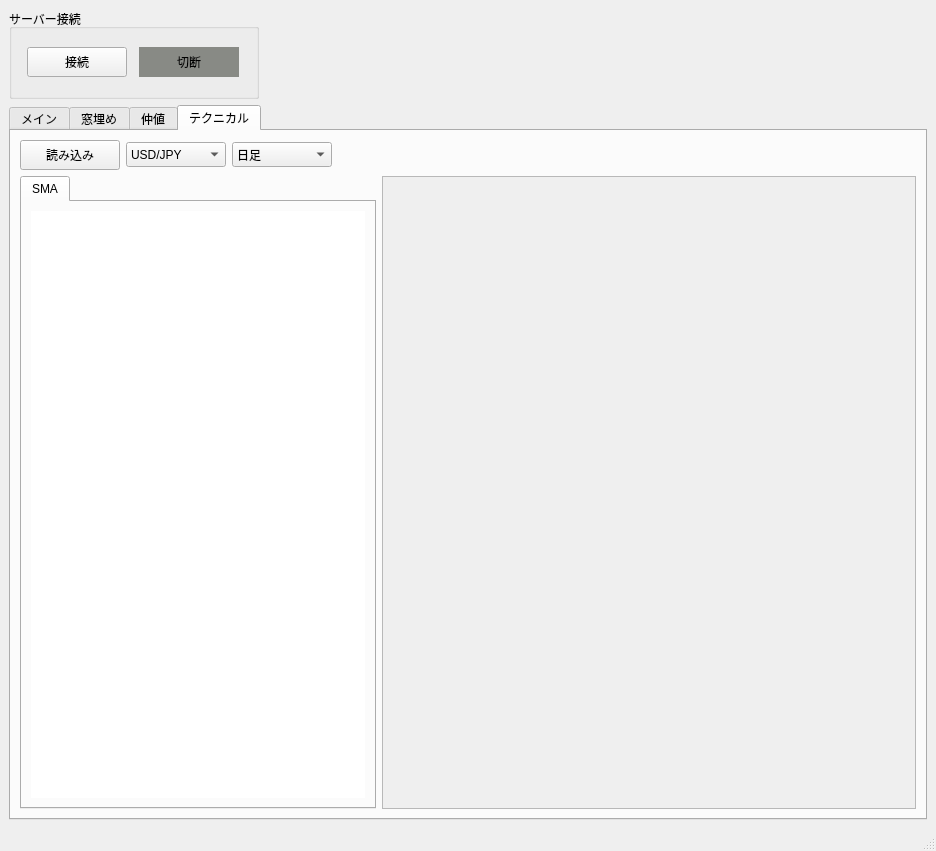
Above: trade_monitor/trade_monitor/gui_monitor.ui from takkin-takilog/namake-trader before the change. Below: the same form after it.
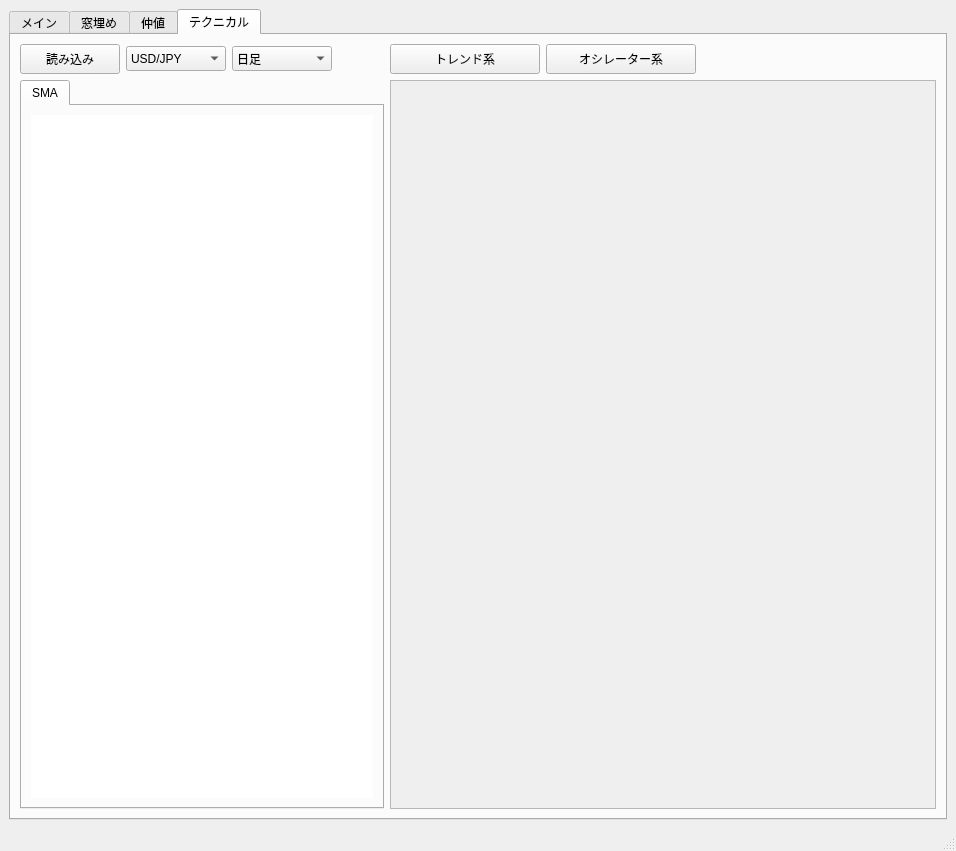
That is the form after the change.

Patch:
```diff
--- a/trade_monitor/trade_monitor/gui_monitor.ui
+++ b/trade_monitor/trade_monitor/gui_monitor.ui
@@ -6,7 +6,7 @@
    <rect>
     <x>0</x>
     <y>0</y>
-    <width>936</width>
+    <width>956</width>
     <height>851</height>
    </rect>
   </property>
@@ -15,77 +15,6 @@
   </property>
   <widget class="QWidget" name="centralwidget">
    <layout class="QVBoxLayout" name="verticalLayout">
-    <item>
-     <widget class="QGroupBox" name="groupBox">
-      <property name="sizePolicy">
-       <sizepolicy hsizetype="Fixed" vsizetype="Fixed">
-        <horstretch>0</horstretch>
-        <verstretch>0</verstretch>
-       </sizepolicy>
-      </property>
-      <property name="minimumSize">
-       <size>
-        <width>250</width>
-        <height>90</height>
-       </size>
-      </property>
-      <property name="title">
-       <string>サーバー接続</string>
-      </property>
-      <layout class="QHBoxLayout" name="horizontalLayout">
-       <item>
-        <widget class="QPushButton" name="pushButton_srvcon">
-         <property name="sizePolicy">
-          <sizepolicy hsizetype="Fixed" vsizetype="Fixed">
-           <horstretch>0</horstretch>
-           <verstretch>0</verstretch>
-          </sizepolicy>
-         </property>
-         <property name="minimumSize">
-          <size>
-           <width>100</width>
-           <height>30</height>
-          </size>
-         </property>
-         <property name="text">
-          <string>接続</string>
-         </property>
-         <property name="checkable">
-          <bool>true</bool>
-         </property>
-         <property name="autoExclusive">
-          <bool>false</bool>
-         </property>
-        </widget>
-       </item>
-       <item>
-        <widget class="QLabel" name="labe_srvcon_status">
-         <property name="sizePolicy">
-          <sizepolicy hsizetype="Fixed" vsizetype="Fixed">
-           <horstretch>0</horstretch>
-           <verstretch>0</verstretch>
-          </sizepolicy>
-         </property>
-         <property name="minimumSize">
-          <size>
-           <width>100</width>
-           <height>30</height>
-          </size>
-         </property>
-         <property name="styleSheet">
-          <string notr="true">background-color: rgb(136, 138, 133);</string>
-         </property>
-         <property name="frameShape">
-          <enum>QFrame::NoFrame</enum>
-         </property>
-         <property name="text">
-          <string>&lt;html&gt;&lt;head/&gt;&lt;body&gt;&lt;p align=&quot;center&quot;&gt;切断&lt;/p&gt;&lt;/body&gt;&lt;/html&gt;</string>
-         </property>
-        </widget>
-       </item>
-      </layout>
-     </widget>
-    </item>
     <item>
      <widget class="QTabWidget" name="tabWidget">
       <property name="sizePolicy">
@@ -561,7 +490,9 @@
        <attribute name="title">
         <string>テクニカル</string>
        </attribute>
-       <layout class="QVBoxLayout" name="verticalLayout_6">
+       <layout class="QHBoxLayout" name="horizontalLayout_9" stretch="2,3">
+        <item>
+         <layout class="QVBoxLayout" name="verticalLayout_7">
         <item>
          <layout class="QHBoxLayout" name="horizontalLayout_8">
           <item>
@@ -638,21 +569,19 @@
             </property>
             <property name="sizeHint" stdset="0">
              <size>
-              <width>663</width>
-              <height>28</height>
+                <width>40</width>
+                <height>20</height>
              </size>
             </property>
            </spacer>
           </item>
          </layout>
         </item>
-        <item>
-         <layout class="QHBoxLayout" name="horizontalLayout_9">
           <item>
            <widget class="QTabWidget" name="tabWidget_2">
             <property name="sizePolicy">
              <sizepolicy hsizetype="Expanding" vsizetype="Expanding">
-              <horstretch>2</horstretch>
+              <horstretch>0</horstretch>
               <verstretch>0</verstretch>
              </sizepolicy>
             </property>
@@ -681,6 +610,53 @@
             </widget>
            </widget>
           </item>
+         </layout>
+        </item>
+        <item>
+         <layout class="QVBoxLayout" name="verticalLayout_6">
+          <item>
+           <layout class="QHBoxLayout" name="horizontalLayout">
+            <item>
+             <widget class="QToolButton" name="toolButton_tech_trn">
+              <property name="minimumSize">
+               <size>
+                <width>150</width>
+                <height>30</height>
+               </size>
+              </property>
+              <property name="text">
+               <string>トレンド系</string>
+              </property>
+             </widget>
+            </item>
+            <item>
+             <widget class="QToolButton" name="toolButton_tech_osc">
+              <property name="minimumSize">
+               <size>
+                <width>150</width>
+                <height>30</height>
+               </size>
+              </property>
+              <property name="text">
+               <string>オシレーター系</string>
+              </property>
+             </widget>
+            </item>
+            <item>
+             <spacer name="horizontalSpacer_7">
+              <property name="orientation">
+               <enum>Qt::Horizontal</enum>
+              </property>
+              <property name="sizeHint" stdset="0">
+               <size>
+                <width>158</width>
+                <height>28</height>
+               </size>
+              </property>
+             </spacer>
+            </item>
+           </layout>
+          </item>
           <item>
            <widget class="QTableWidget" name="tableWidget_tech">
             <property name="enabled">
@@ -688,7 +664,7 @@
             </property>
             <property name="sizePolicy">
              <sizepolicy hsizetype="Expanding" vsizetype="Expanding">
-              <horstretch>3</horstretch>
+              <horstretch>0</horstretch>
               <verstretch>0</verstretch>
              </sizepolicy>
             </property>
```
Left out of the diff: 2 changed lines with no effect on the pictures. Lines whose indentation alone changed are shown as unchanged.
